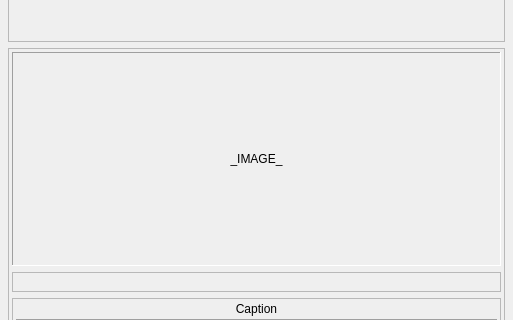
Old version of the form nectargan/annotations/creator/ui/annotation_creator.ui in the repository ZacharyBork/NectarGAN; both pictures show x 0 to 513 and y 344 to 664 of the 513 by 812 pixel window.
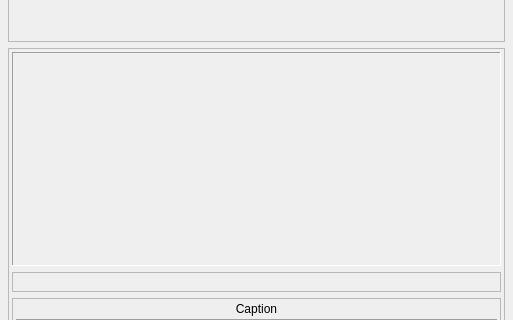
New version of the form.

Commit message: Added interactive landmark box drawing to annotation creator

Patch:
```diff
--- a/nectargan/annotations/creator/ui/annotation_creator.ui
+++ b/nectargan/annotations/creator/ui/annotation_creator.ui
@@ -202,6 +202,12 @@
         </property>
         <item>
          <widget class="QFrame" name="image_frame">
+          <property name="sizePolicy">
+           <sizepolicy hsizetype="Expanding" vsizetype="Expanding">
+            <horstretch>0</horstretch>
+            <verstretch>0</verstretch>
+           </sizepolicy>
+          </property>
           <property name="frameShape">
            <enum>QFrame::Panel</enum>
           </property>
@@ -221,22 +227,6 @@
            <property name="bottomMargin">
             <number>3</number>
            </property>
-           <item>
-            <widget class="QLabel" name="image_display">
-             <property name="sizePolicy">
-              <sizepolicy hsizetype="Expanding" vsizetype="Expanding">
-               <horstretch>0</horstretch>
-               <verstretch>0</verstretch>
-              </sizepolicy>
-             </property>
-             <property name="text">
-              <string>_IMAGE_</string>
-             </property>
-             <property name="alignment">
-              <set>Qt::AlignCenter</set>
-             </property>
-            </widget>
-           </item>
           </layout>
          </widget>
         </item>
```
The commit also changes 3 other files.
